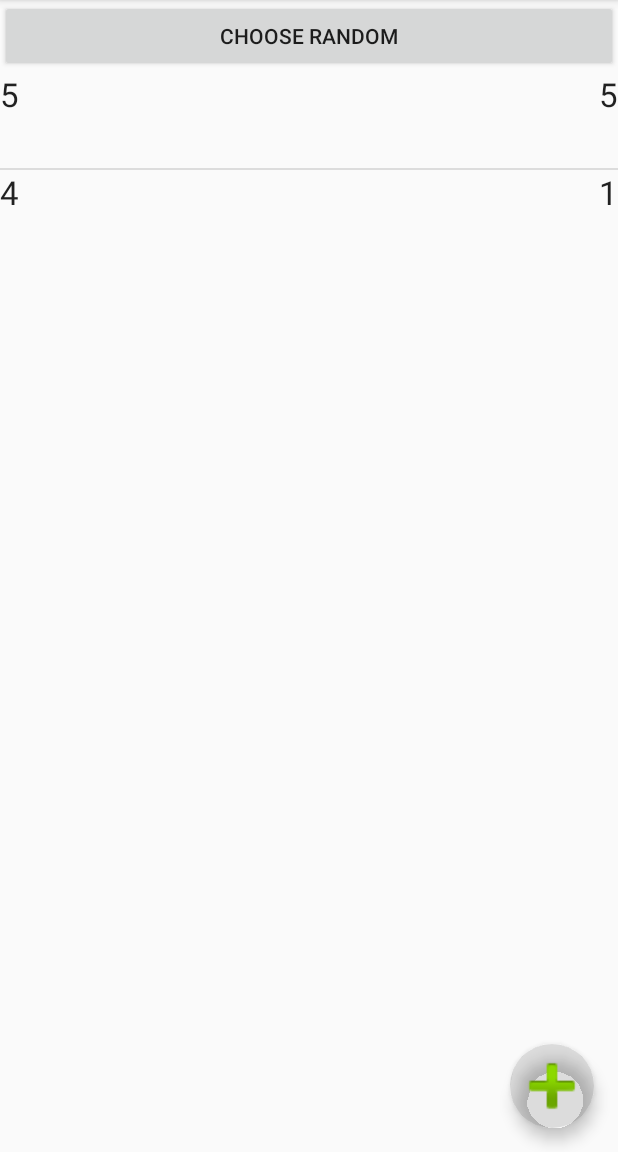
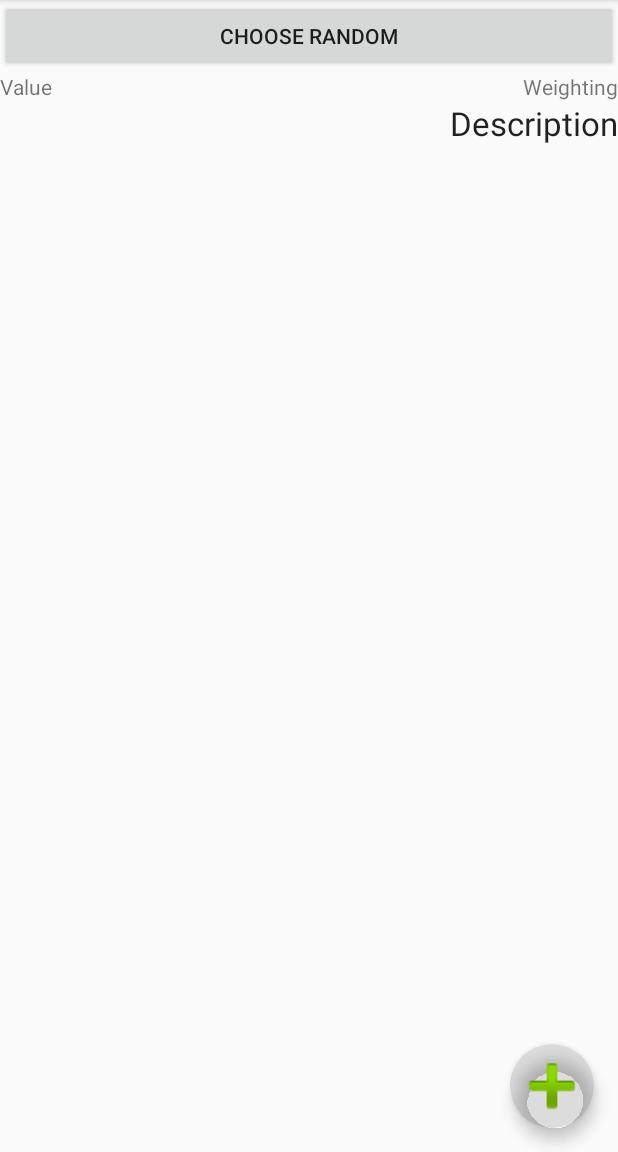
Before and after one commit to lucianojung/Random_Generator_App_With_Weighting, an Android app: the ValueListActivity screen opened directly, with no data from a screen before it, on a phone screen of 412 x 824 dp, the part 84-1236 px from its top. Run offline under Robolectric (Android 15) with nearby library versions, the phone set to English and light mode, and no system bars; 3 statements that could not run were skipped.

Commit message:
add TestData and putExtra for ValueActivity gets right chooser object

```diff
--- a/mobile/src/main/java/de/lucianojung/random_chooser/Chooser.java
+++ b/mobile/src/main/java/de/lucianojung/random_chooser/Chooser.java
@@ -1,8 +1,10 @@
 package de.lucianojung.random_chooser;
 
+import java.io.Serializable;
 import java.util.ArrayList;
 
-class Chooser {
+@SuppressWarnings("serial")
+class Chooser implements Serializable{
     private String name;
     private ArrayList<ChooserValue> valueList;
     //add Enum for ValueType
--- a/mobile/src/main/java/de/lucianojung/random_chooser/ChooserValue.java
+++ b/mobile/src/main/java/de/lucianojung/random_chooser/ChooserValue.java
@@ -1,6 +1,9 @@
 package de.lucianojung.random_chooser;
 
-public class ChooserValue {
+import java.io.Serializable;
+
+@SuppressWarnings("serial")
+public class ChooserValue implements Serializable{
 
     private int value; //make it object for different values
     private int weighting;
--- a/mobile/src/main/java/de/lucianojung/random_chooser/ValueListActivity.java
+++ b/mobile/src/main/java/de/lucianojung/random_chooser/ValueListActivity.java
@@ -38,9 +38,12 @@ public class ValueListActivity<T extends Adapter> extends AppCompatActivity {
 
         //TaskList
         valueAdapter = getValueAdapter();
-
-        valueAdapter.add(new ChooserValue(5,5));
-        valueAdapter.add(new ChooserValue(4,1));
+        if (getIntent() != null){
+            Chooser chooser = (Chooser) getIntent().getSerializableExtra("Chooser");
+            for (ChooserValue value: chooser.getValueList()) {
+                valueAdapter.add(value);
+            }
+        }
 
         ListView listView = findViewById(R.id.value_list);
         listView.setAdapter(valueAdapter);
--- a/mobile/src/main/res/layout/activity_valuelist.xml
+++ b/mobile/src/main/res/layout/activity_valuelist.xml
@@ -29,9 +29,36 @@
         android:layout_height="wrap_content"
         android:text="Choose Random" />
 
+    <LinearLayout
+        android:id="@+id/header_layout"
+        android:layout_below="@+id/choose_random_button"
+        android:layout_width="match_parent"
+        android:layout_height="wrap_content"
+        android:alignmentMode="alignBounds"
+        android:orientation="horizontal" >
+
+        <TextView
+            android:layout_width="wrap_content"
+            android:layout_height="wrap_content"
+            android:gravity="left|center_vertical"
+            android:layout_weight="1"
+            android:ellipsize="end"
+            android:maxLines="1"
+            android:text="Value" />
+
+        <TextView
+            android:layout_width="wrap_content"
+            android:layout_height="wrap_content"
+            android:layout_gravity="right"
+            android:layout_weight="0"
+            android:ellipsize="end"
+            android:maxLines="1"
+            android:text="Weighting" />
+    </LinearLayout>
+
     <ListView
         android:id="@+id/value_list"
-        android:layout_below="@id/choose_random_button"
+        android:layout_below="@id/header_layout"
         android:layout_width="wrap_content"
         android:layout_height="wrap_content" />
 
```
Also changed, not shown: mobile/src/main/java/de/lucianojung/random_chooser/MainActivity.java (+19 -6 lines), 1 other file.
